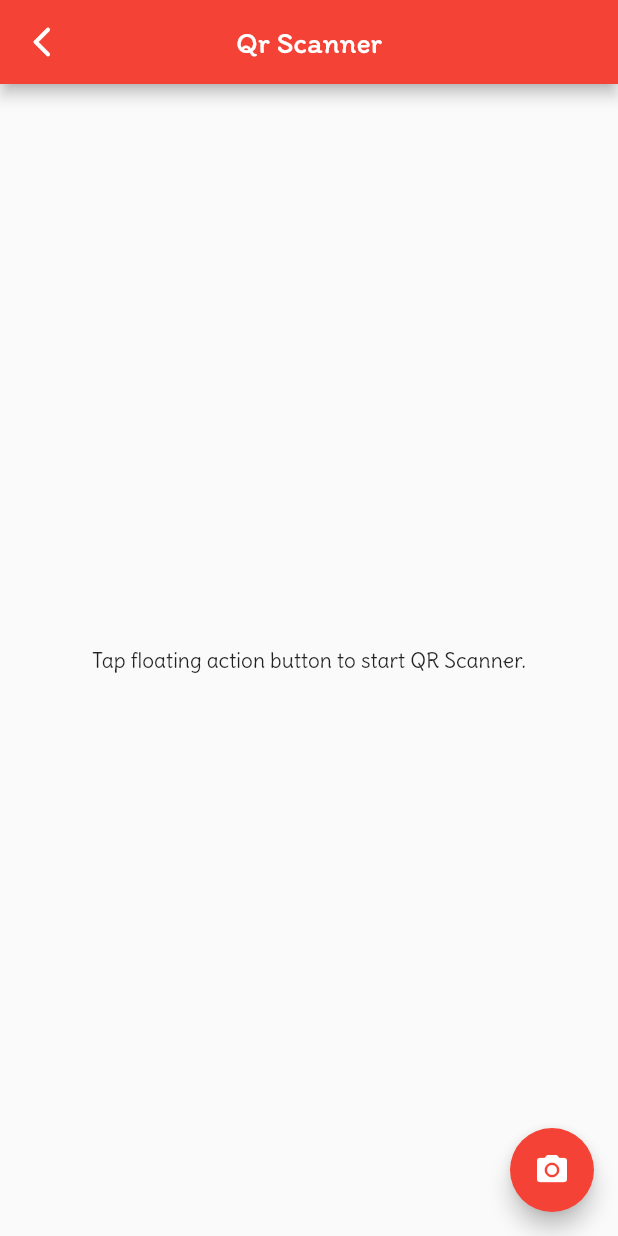
After one commit to naufalfachrian/sparkle-cherry, a Flutter app: the NativeQrScannerPage screen opened by its route, after a tap on the "camera alt" icon, on a phone screen of 412 x 824 dp. The commit adds this screen. Run offline on Flutter 3.47's test engine with Material 2 defaults, Android fonts, the light colour scheme and no system bars; our stand-ins replace image_picker, location.

Commit message:
qr scanner ~

```diff
--- a/lib/components/gallery_item.dart
+++ b/lib/components/gallery_item.dart
@@ -11,6 +11,7 @@ import 'package:sparkle_cherry/pages/how_many_widgets.dart';
 import 'package:sparkle_cherry/pages/image_picker.dart';
 import 'package:sparkle_cherry/pages/location.dart';
 import 'package:sparkle_cherry/pages/native_call.dart';
+import 'package:sparkle_cherry/pages/native_qr_scanner.dart';
 
 class GalleryItem extends StatelessWidget {
 
@@ -114,6 +115,13 @@ List<GalleryItem> _createGalleryItem() {
       buildRoute: (context) => new NativeCallPage(),
       iconData: Icons.nature,
     ),
+    new GalleryItem(
+      title: 'Qr Scanner',
+      description: 'A simple QR scanner.',
+      routeName: NativeQrScannerPage.routeName,
+      buildRoute: (context) => new NativeQrScannerPage(),
+      iconData: Icons.crop_free,
+    )
   ];
 }
 
--- /dev/null
+++ b/lib/pages/native_qr_scanner.dart
@@ -0,0 +1,55 @@
+import 'dart:async';
+
+import 'package:flutter/material.dart';
+import 'package:flutter/services.dart';
+
+class NativeQrScannerPage extends StatefulWidget {
+
+  static const String routeName = '/qr-scanner';
+
+  @override
+  State<StatefulWidget> createState() => new NativeQrScannerState();
+
+}
+
+class NativeQrScannerState extends State<NativeQrScannerPage> {
+
+  String _data = 'Tap floating action button to start QR Scanner.';
+
+  static const nativeCall = const MethodChannel('sparkle-cherry.io/native-calls-example');
+
+  Future<Null> _qrScanner() async {
+    var resultFromNativeCall = '';
+    try {
+      resultFromNativeCall = await nativeCall.invokeMethod('scanQrViaNative');
+    } on PlatformException catch (exception) {
+      resultFromNativeCall = '${exception.message}';
+    }
+    setState(() {
+      _data = resultFromNativeCall;
+    });
+  }
+
+  @override
+  Widget build(BuildContext context) {
+    return new Scaffold(
+      appBar: new AppBar(
+        title: new Text('Qr Scanner',
+          style: new TextStyle(fontFamily: 'Itim'),
+        ),
+      ),
+      body: new Center(
+        child: new Text(_data,
+          style: new TextStyle(fontFamily: 'Delius'),
+        ),
+      ),
+      floatingActionButton: new FloatingActionButton(
+        onPressed: () {
+          _qrScanner();
+        },
+        child: new Icon(Icons.camera_alt),
+      ),
+    );
+  }
+
+}
```
Also changed, not shown: 3 other files.
